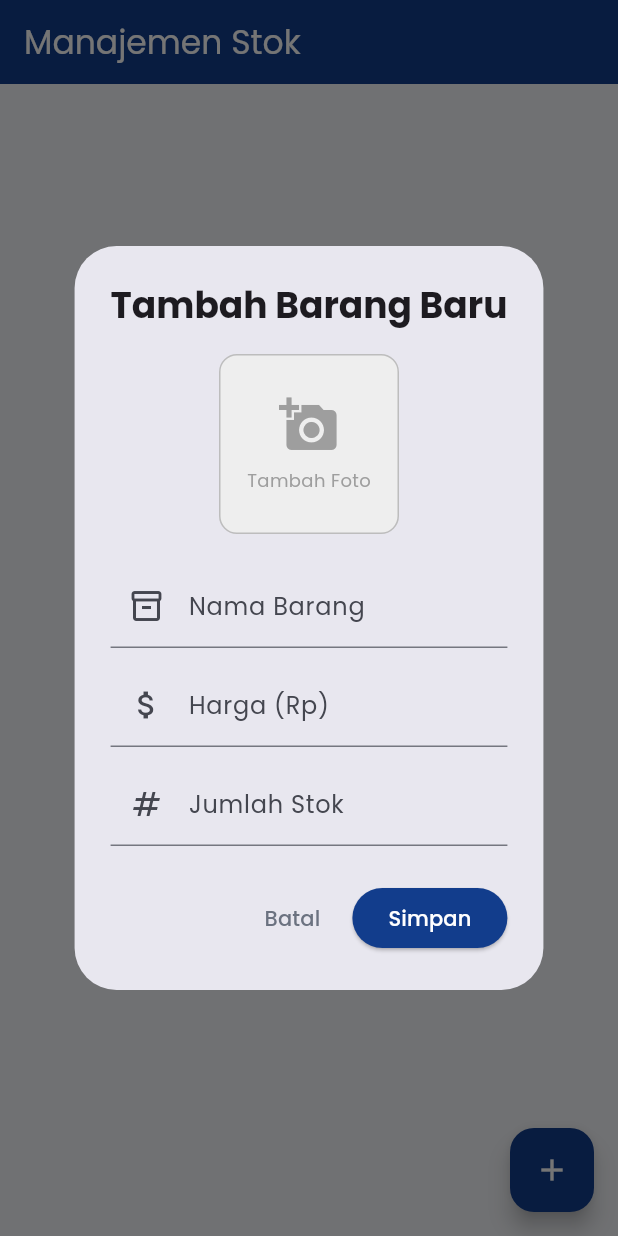
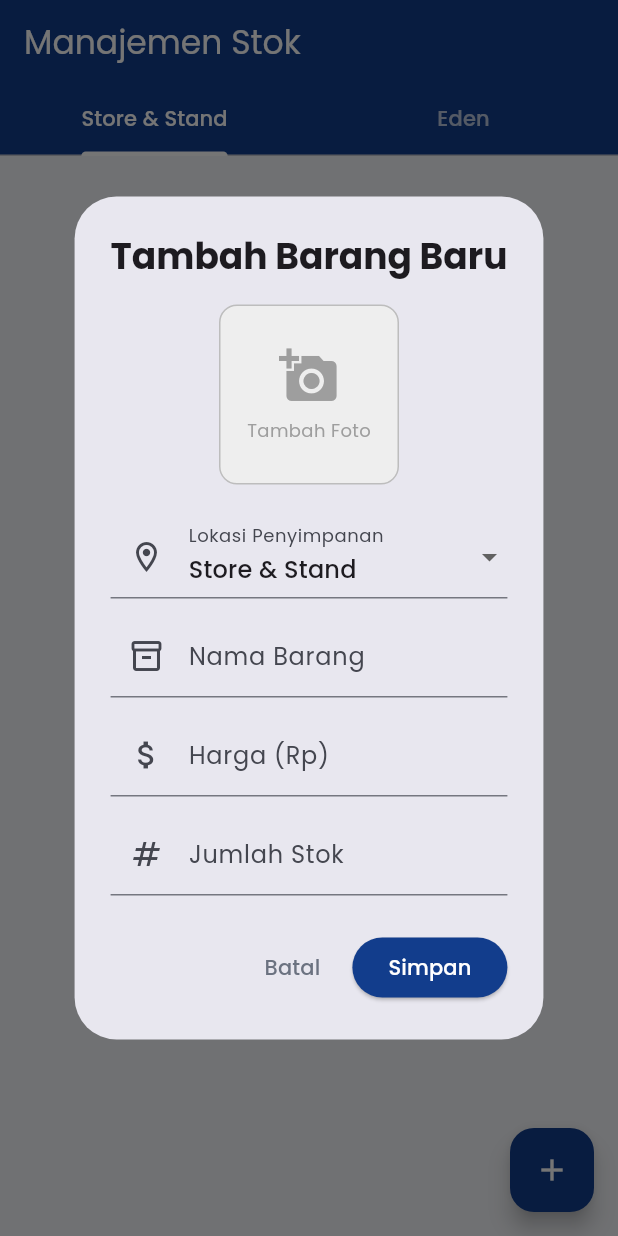
Before and after one commit to GhenAyari/BreauEdenInforsa, a Flutter app: the StockScreen screen opened directly, after a tap on the "add" icon, on a phone screen of 412 x 824 dp. Run offline on Flutter 3.47's test engine with Material 3 defaults, Android fonts, the phone set to English and light mode, and no system bars; our stand-ins replace flutter_dotenv, google_fonts, image_picker, shared_preferences, supabase_flutter; accounts and stored records are empty.

Commit message:
stock eden dan store/stand

```diff
--- a/lib/screens/stock_screen.dart
+++ b/lib/screens/stock_screen.dart
@@ -13,18 +13,73 @@ class StockScreen extends StatefulWidget {
 
 class _StockScreenState extends State<StockScreen> {
   SupabaseClient get _supabase => Supabase.instance.client;
-  late final Stream<List<Map<String, dynamic>>> _productsStream;
 
   // Inisialisasi Image Picker
   final ImagePicker _picker = ImagePicker();
 
-  @override
-  void initState() {
-    super.initState();
-    _productsStream = _supabase
+  // FUNGSI BARU: Helper untuk membuat List Barang berdasarkan Kategori
+  Widget _buildProductList(String category) {
+    return StreamBuilder<List<Map<String, dynamic>>>(
+      stream: _supabase
           .from('products')
           .stream(primaryKey: ['id'])
-        .order('created_at', ascending: true);
+          .eq('category', category) // FILTER: Hanya ambil data sesuai kategori tab
+          .order('created_at', ascending: true),
+      builder: (context, snapshot) {
+        if (snapshot.connectionState == ConnectionState.waiting) {
+          return const Center(child: CircularProgressIndicator());
+        }
+        if (snapshot.hasError) {
+          return Center(child: Text('Terjadi kesalahan: ${snapshot.error}'));
+        }
+        if (!snapshot.hasData || snapshot.data!.isEmpty) {
+          return const Center(child: Text('Belum ada data barang di kategori ini.'));
+        }
+
+        final products = snapshot.data!;
+
+        return ListView.builder(
+          padding: const EdgeInsets.all(16),
+          itemCount: products.length,
+          itemBuilder: (_, index) {
+            final product = products[index];
+
+            return Card(
+              child: ListTile(
+                leading: CircleAvatar(
+                  radius: 25,
+                  backgroundColor: Colors.grey[200],
+                  backgroundImage: product['image_url'] != null
+                      ? NetworkImage(product['image_url'])
+                      : null,
+                  child: product['image_url'] == null
+                      ? const Icon(Icons.inventory_2, color: Colors.grey)
+                      : null,
+                ),
+                title: Text(
+                  product['name'],
+                  style: const TextStyle(fontWeight: FontWeight.bold),
+                ),
+                subtitle: Text("Stok: ${product['stock']} | Rp ${product['price']}"),
+                trailing: Row(
+                  mainAxisSize: MainAxisSize.min,
+                  children: [
+                    IconButton(
+                      icon: const Icon(Icons.edit, color: AppColors.primary),
+                      onPressed: () => _showFormDialog(product: product),
+                    ),
+                    IconButton(
+                      icon: const Icon(Icons.delete_outline, color: Colors.red),
+                      onPressed: () => _deleteProduct(product),
+                    ),
+                  ],
+                ),
+              ),
+            );
+          }
+        );
+      },
+    );
   }
 
   // Fungsi untuk menampilkan Pop-up Form
@@ -35,6 +90,9 @@ class _StockScreenState extends State<StockScreen> {
     final priceController = TextEditingController(text: isEditing ? product['price'].toString() : '');
     final stockController = TextEditingController(text: isEditing ? product['stock'].toString() : '');
 
+    // Variabel untuk menyimpan kategori (Default: store_stand)
+    String selectedCategory = isEditing ? (product['category'] ?? 'store_stand') : 'store_stand';
+
     // Variabel untuk menyimpan gambar
     Uint8List? selectedImageBytes;
     String? currentImageUrl = isEditing ? product['image_url'] : null;
@@ -43,19 +101,17 @@ class _StockScreenState extends State<StockScreen> {
     await showDialog(
       context: context,
       builder: (context) {
-        // Gunakan StatefulBuilder agar UI di dalam pop-up bisa di-refresh (saat milih foto)
         return StatefulBuilder(
           builder: (context, setStateDialog) {
 
-            // Fungsi untuk pilih gambar
             Future<void> pickImage(ImageSource source) async {
               final XFile? image = await _picker.pickImage(source: source);
               if (image != null) {
-                final bytes = await image.readAsBytes(); // Harus pakai bytes untuk Web
+                final bytes = await image.readAsBytes();
                 setStateDialog(() {
                   selectedImageBytes = bytes;
-                  currentImageUrl = null; // Sembunyikan foto lama jika milih baru
-                  imageExtension = image.name.split('.').last; // Ambil ekstensi (jpg/png)
+                  currentImageUrl = null;
+                  imageExtension = image.name.split('.').last;
                 });
               }
             }
@@ -70,7 +126,6 @@ class _StockScreenState extends State<StockScreen> {
                     // Area Foto
                     GestureDetector(
                       onTap: () {
-                        // Munculkan pilihan Galeri atau Kamera
                         showModalBottomSheet(
                           context: context,
                           builder: (_) => SafeArea(
@@ -127,6 +182,25 @@ class _StockScreenState extends State<StockScreen> {
                     ),
                     const SizedBox(height: 20),
 
+                    // Dropdown Kategori (Store/Stand vs Eden)
+                    DropdownButtonFormField<String>(
+                      value: selectedCategory,
+                      decoration: const InputDecoration(
+                        labelText: 'Lokasi Penyimpanan',
+                        prefixIcon: Icon(Icons.location_on_outlined)
+                      ),
+                      items: const [
+                        DropdownMenuItem(value: 'store_stand', child: Text('Store & Stand')),
+                        DropdownMenuItem(value: 'eden', child: Text('Eden (Gudang)')),
+                      ],
+                      onChanged: (val) {
+                        setStateDialog(() {
+                          selectedCategory = val!;
+                        });
+                      },
+                    ),
+                    const SizedBox(height: 10),
+
                     TextField(
                       controller: nameController,
                       decoration: const InputDecoration(labelText: 'Nama Barang', prefixIcon: Icon(Icons.inventory_2_outlined)),
@@ -164,7 +238,6 @@ class _StockScreenState extends State<StockScreen> {
                       return;
                     }
 
-                    // Loading indicator
                     showDialog(
                       context: context,
                       barrierDismissible: false,
@@ -178,42 +251,36 @@ class _StockScreenState extends State<StockScreen> {
                     String? finalImageUrl = isEditing ? product['image_url'] : null;
 
                     try {
-                      // Jika user memilih gambar baru, upload ke Storage dulu
                       if (selectedImageBytes != null) {
-                        // Hapus gambar lama di Storage jika ada (Mode Edit)
                         if (isEditing && product['image_url'] != null) {
                           final oldFileName = Uri.parse(product['image_url']).pathSegments.last;
                           await _supabase.storage.from('product_image').remove([oldFileName]);
                         }
 
-                        // Upload gambar baru
                         final fileName = 'img_${DateTime.now().millisecondsSinceEpoch}.${imageExtension ?? 'jpg'}';
                         await _supabase.storage.from('product_image').uploadBinary(fileName, selectedImageBytes!);
 
-                        // Dapatkan URL publik gambar
                         finalImageUrl = _supabase.storage.from('product_image').getPublicUrl(fileName);
                       }
 
-                      // Simpan data ke Database
-                      if (isEditing) {
-                        await _supabase.from('products').update({
+                      // Susun data yang akan dikirim (termasuk Kategori)
+                      final productData = {
                         'name': name,
                         'price': price,
                         'stock': stock,
+                        'category': selectedCategory, // Simpan kategori ke database
                         'image_url': finalImageUrl,
-                        }).eq('id', product['id']);
+                      };
+
+                      if (isEditing) {
+                        await _supabase.from('products').update(productData).eq('id', product['id']);
                       } else {
-                        await _supabase.from('products').insert({
-                          'name': name,
-                          'price': price,
-                          'stock': stock,
-                          'image_url': finalImageUrl,
-                        });
+                        await _supabase.from('products').insert(productData);
                       }
 
                       if (mounted) {
-                        Navigator.pop(context); // Tutup loading
-                        Navigator.pop(context); // Tutup dialog form
+                        Navigator.pop(context);
+                        Navigator.pop(context);
                         ScaffoldMessenger.of(context).showSnackBar(
                           SnackBar(
                             content: Text(isEditing ? 'Barang berhasil diubah!' : 'Barang baru ditambahkan!'),
@@ -223,7 +290,7 @@ class _StockScreenState extends State<StockScreen> {
                       }
                     } catch (e) {
                       if (mounted) {
-                        Navigator.pop(context); // Tutup loading
+                        Navigator.pop(context);
                         ScaffoldMessenger.of(context).showSnackBar(
                           SnackBar(content: Text('Terjadi kesalahan: $e'), backgroundColor: Colors.red),
                         );
@@ -240,7 +307,6 @@ class _StockScreenState extends State<StockScreen> {
     );
   }
 
-  // Fungsi menghapus barang (dan menghapus foto dari Storage)
   Future<void> _deleteProduct(Map<String, dynamic> product) async {
     final confirm = await showDialog<bool>(
       context: context,
@@ -259,13 +325,11 @@ class _StockScreenState extends State<StockScreen> {
 
     if (confirm == true) {
       try {
-        // 1. Hapus gambar dari Storage (jika ada)
         if (product['image_url'] != null) {
           final fileName = Uri.parse(product['image_url']).pathSegments.last;
           await _supabase.storage.from('product_image').remove([fileName]);
         }
 
-        // 2. Hapus data dari Database
         await _supabase.from('products').delete().eq('id', product['id']);
 
         if (mounted) {
@@ -281,75 +345,38 @@ class _StockScreenState extends State<StockScreen> {
 
   @override
   Widget build(BuildContext context) {
-    return Scaffold(
+    // Gunakan DefaultTabController untuk membuat TabBar
+    return DefaultTabController(
+      length: 2, // Ada 2 Tab
+      child: Scaffold(
         appBar: AppBar(
           title: const Text("Manajemen Stok"),
           backgroundColor: AppColors.primary,
           foregroundColor: Colors.white,
-      ),
-      body: StreamBuilder<List<Map<String, dynamic>>>(
-        stream: _productsStream,
-        builder: (context, snapshot) {
-          if (snapshot.connectionState == ConnectionState.waiting) {
-            return const Center(child: CircularProgressIndicator());
-          }
-          if (snapshot.hasError) {
-            return Center(child: Text('Terjadi kesalahan: ${snapshot.error}'));
-          }
-          if (!snapshot.hasData || snapshot.data!.isEmpty) {
-            return const Center(child: Text('Belum ada data barang.'));
-          }
-
-          final products = snapshot.data!;
-
-          return ListView.builder(
-            padding: const EdgeInsets.all(16),
-            itemCount: products.length,
-            itemBuilder: (_, index) {
-              final product = products[index];
-
-              return Card(
-                child: ListTile(
-                  // Tambahkan UI Foto di sebelah kiri List
-                  leading: CircleAvatar(
-                    radius: 25,
-                    backgroundColor: Colors.grey[200],
-                    backgroundImage: product['image_url'] != null
-                        ? NetworkImage(product['image_url'])
-                        : null,
-                    child: product['image_url'] == null
-                        ? const Icon(Icons.inventory_2, color: Colors.grey)
-                        : null,
-                  ),
-                  title: Text(
-                    product['name'],
-                    style: const TextStyle(fontWeight: FontWeight.bold),
-                  ),
-                  subtitle: Text("Stok: ${product['stock']} | Rp ${product['price']}"),
-                  trailing: Row(
-                    mainAxisSize: MainAxisSize.min,
-                    children: [
-                      IconButton(
-                        icon: const Icon(Icons.edit, color: AppColors.primary),
-                        onPressed: () => _showFormDialog(product: product),
-                      ),
-                      IconButton(
-                        icon: const Icon(Icons.delete_outline, color: Colors.red),
-                        onPressed: () => _deleteProduct(product), // Kirim seluruh object product
-                      ),
+          // Tambahkan TabBar di bagian bawah AppBar
+          bottom: const TabBar(
+            labelColor: Colors.white,
+            unselectedLabelColor: Colors.white70,
+            indicatorColor: Colors.white,
+            tabs: [
+              Tab(text: "Store & Stand"),
+              Tab(text: "Eden"),
             ],
           ),
         ),
-              );
-            }
-          );
-        },
+        // TabBarView untuk menampilkan isi yang berbeda di setiap tab
+        body: TabBarView(
+          children: [
+            _buildProductList('store_stand'), // Tab 1
+            _buildProductList('eden'),        // Tab 2
+          ],
         ),
         floatingActionButton: FloatingActionButton(
           onPressed: () => _showFormDialog(),
           backgroundColor: AppColors.primary,
           child: const Icon(Icons.add, color: Colors.white),
         ),
+      ),
     );
   }
 }
```
Also changed, not shown: lib/screens/pos_screen.dart (+52 -6 lines). Lines whose indentation alone changed are shown as unchanged.
